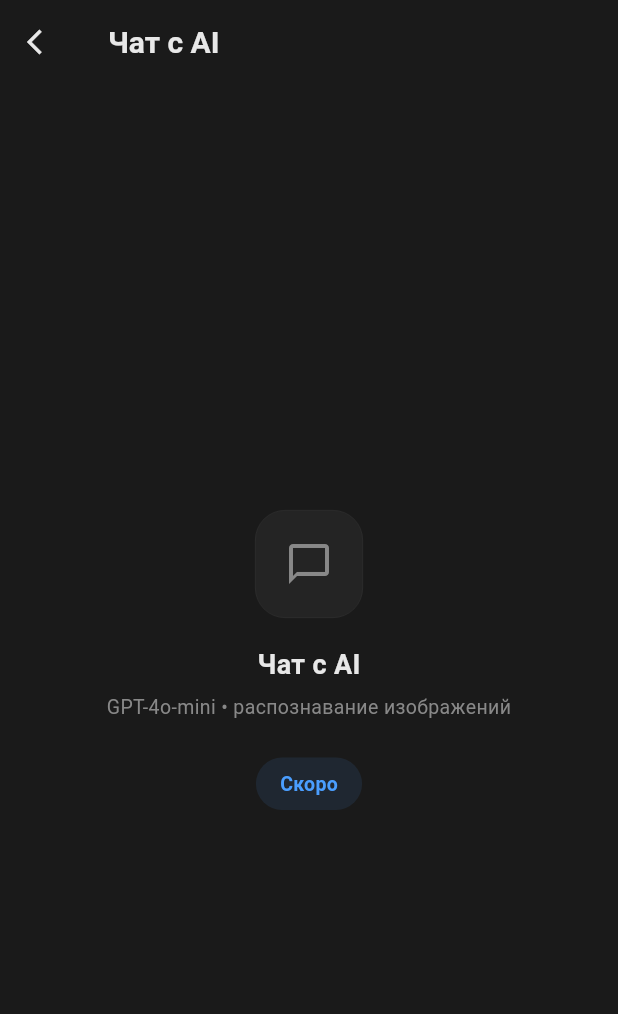
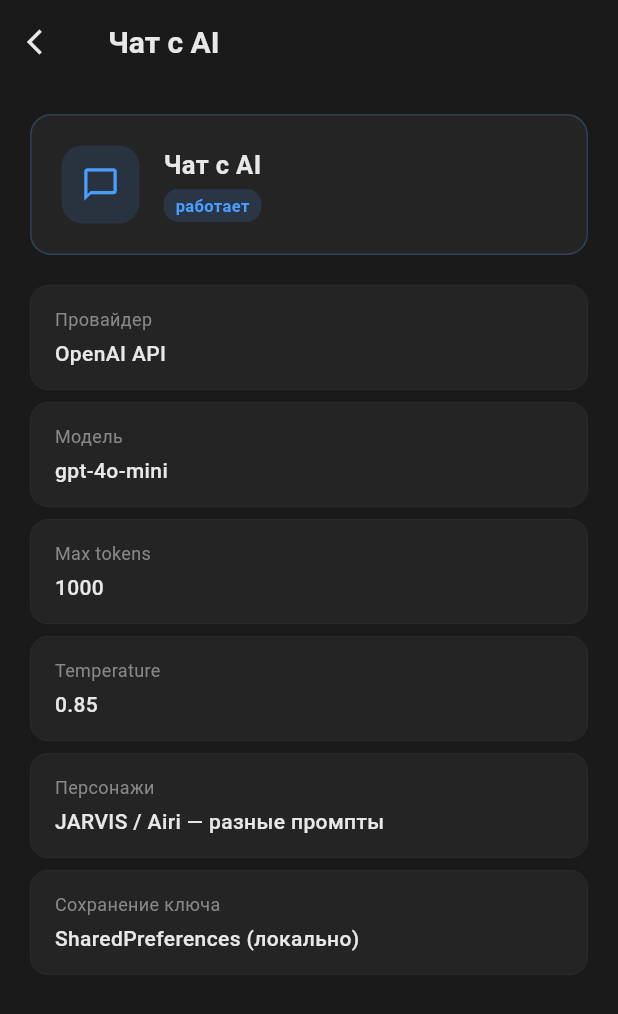
Before and after one commit to lucifermornngstar52-cell/airi-assistant, a Flutter app: the SettingsScreen screen opened by its route, after a tap on "Чат с AI", on a phone screen of 412 x 824 dp. Shown: the top 1014 px of the screen. Run offline on Flutter 3.47's test engine with Material 3 defaults, Android fonts, the phone set to English and light mode, and no system bars; our stand-ins replace flutter_tts, permission_handler, shared_preferences, speech_to_text; accounts and stored records are empty.

Commit message:
feat: add module detail screens with live config info for voice, tts, chat

```diff
--- a/lib/screens/settings_screen.dart
+++ b/lib/screens/settings_screen.dart
@@ -48,6 +48,49 @@
         break;
       case '/providers':
         screen = const ProvidersScreen();
+        break;
+      case '/modules/voice':
+        screen = const _ModuleDetailScreen(
+          title: 'Голосовой ввод',
+          icon: Icons.mic_none,
+          items: [
+            ('Распознавание речи', 'SpeechToText (speech_to_text)'),
+            ('Язык', 'ru-RU (без fallback)'),
+            ('Режим', 'Dictation — фиксация фразы целиком'),
+            ('Пауза', '2 сек после последнего слова'),
+            ('Таймаут', '20 сек макс'),
+            ('Авто-retry', 'Повтор при временной ошибке (до 3 попыток)'),
+            ('Частичные результаты', 'Включены — текст в реальном времени'),
+          ],
+        );
+        break;
+      case '/modules/tts':
+        screen = const _ModuleDetailScreen(
+          title: 'Синтез речи',
+          icon: Icons.record_voice_over,
+          items: [
+            ('Движок', 'FlutterTTS (flutter_tts)'),
+            ('Язык', 'ru-RU'),
+            ('Персонажей', '2 (JARVIS и Airi)'),
+            ('JARVIS', 'Speed 0.48, Pitch 0.85'),
+            ('Airi', 'Speed 0.44, Pitch 1.1'),
+            ('Очистка текста', 'Markdown stripping перед TTS'),
+          ],
+        );
+        break;
+      case '/modules/chat':
+        screen = const _ModuleDetailScreen(
+          title: 'Чат с AI',
+          icon: Icons.chat_bubble_outline,
+          items: [
+            ('Провайдер', 'OpenAI API'),
+            ('Модель', 'gpt-4o-mini'),
+            ('Max tokens', '1000'),
+            ('Temperature', '0.85'),
+            ('Персонажи', 'JARVIS / Airi — разные промпты'),
+            ('Сохранение ключа', 'SharedPreferences (локально)'),
+          ],
+        );
         break;
       default:
         screen = _PlaceholderScreen(route: route);
@@ -130,3 +173,110 @@
     );
   }
 }
+
+
+class _ModuleDetailScreen extends StatelessWidget {
+  final String title;
+  final IconData icon;
+  final List<(String, String)> items;
+
+  const _ModuleDetailScreen({
+    required this.title,
+    required this.icon,
+    required this.items,
+  });
+
+  @override
+  Widget build(BuildContext context) {
+    return Scaffold(
+      backgroundColor: AppTheme.bgColor,
+      appBar: AppBar(
+        backgroundColor: AppTheme.bgColor,
+        elevation: 0,
+        leading: IconButton(
+          icon: const Icon(Icons.arrow_back_ios, color: AppTheme.textPrimary, size: 20),
+          onPressed: () => Navigator.pop(context),
+        ),
+        title: Text(
+          title,
+          style: const TextStyle(color: AppTheme.textPrimary, fontSize: 20, fontWeight: FontWeight.bold),
+        ),
+      ),
+      body: ListView(
+        padding: const EdgeInsets.all(20),
+        children: [
+          // Header card
+          Container(
+            padding: const EdgeInsets.all(20),
+            decoration: BoxDecoration(
+              color: AppTheme.cardColor,
+              borderRadius: BorderRadius.circular(14),
+              border: Border.all(color: AppTheme.accentBlue.withOpacity(0.25), width: 1),
+            ),
+            child: Row(children: [
+              Container(
+                width: 52, height: 52,
+                decoration: BoxDecoration(
+                  color: AppTheme.accentBlue.withOpacity(0.12),
+                  borderRadius: BorderRadius.circular(14),
+                ),
+                child: Icon(icon, color: AppTheme.accentBlue, size: 26),
+              ),
+              const SizedBox(width: 16),
+              Expanded(child: Column(
+                crossAxisAlignment: CrossAxisAlignment.start,
+                children: [
+                  Text(title, style: const TextStyle(
+                    color: AppTheme.textPrimary, fontSize: 17, fontWeight: FontWeight.w700,
+                  )),
+                  const SizedBox(height: 4),
+                  Row(children: [
+                    Container(
+                      padding: const EdgeInsets.symmetric(horizontal: 8, vertical: 3),
+                      decoration: BoxDecoration(
+                        color: AppTheme.accentBlue.withOpacity(0.15),
+                        borderRadius: BorderRadius.circular(10),
+                      ),
+                      child: const Text('работает',
+                        style: TextStyle(color: AppTheme.accentBlue, fontSize: 11, fontWeight: FontWeight.w600)),
+                    ),
+                  ]),
+                ],
+              )),
+            ]),
+          ),
+          const SizedBox(height: 20),
+          // Items
+          ...items.map((item) => Container(
+            margin: const EdgeInsets.only(bottom: 8),
+            padding: const EdgeInsets.symmetric(horizontal: 16, vertical: 14),
+            decoration: BoxDecoration(
+              color: AppTheme.cardColor,
+              borderRadius: BorderRadius.circular(12),
+              border: Border.all(color: AppTheme.cardBorder, width: 0.5),
+            ),
+            child: Row(
+              crossAxisAlignment: CrossAxisAlignment.start,
+              children: [
+                Expanded(
+                  child: Column(
+                    crossAxisAlignment: CrossAxisAlignment.start,
+                    children: [
+                      Text(item.$1, style: const TextStyle(
+                        color: AppTheme.textSecondary, fontSize: 12,
+                      )),
+                      const SizedBox(height: 4),
+                      Text(item.$2, style: const TextStyle(
+                        color: AppTheme.textPrimary, fontSize: 14, fontWeight: FontWeight.w500,
+                      )),
+                    ],
+                  ),
+                ),
+              ],
+            ),
+          )),
+        ],
+      ),
+    );
+  }
+}
```
